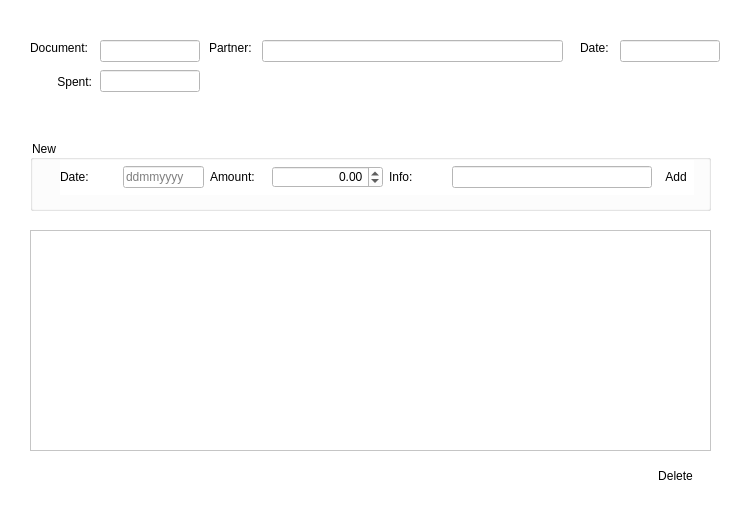
The window that uis/expenses_form.ui (andrei219/euromedia) describes before a commit, drawn with Qt 5.
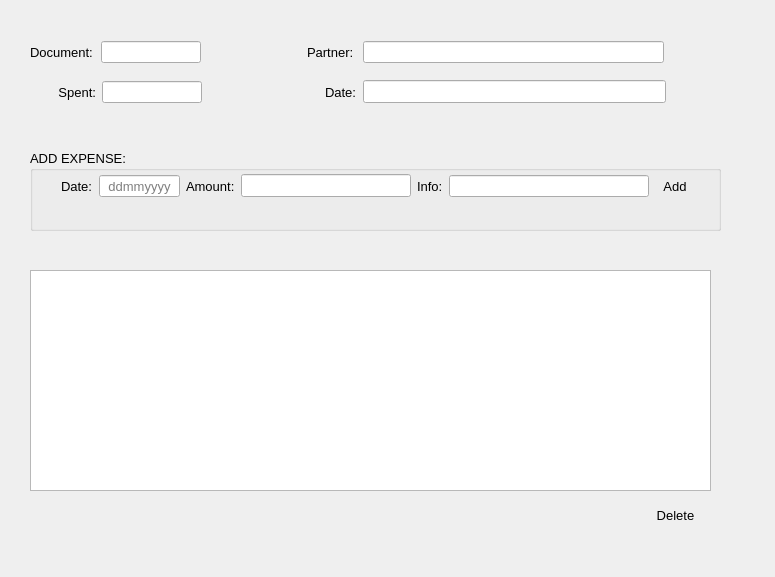
The same window after the commit. Icons and pictures are not drawn.

The edit to the form file:
```diff
--- a/uis/expenses_form.ui
+++ b/uis/expenses_form.ui
@@ -6,21 +6,18 @@
    <rect>
     <x>0</x>
     <y>0</y>
-    <width>744</width>
-    <height>514</height>
+    <width>775</width>
+    <height>577</height>
    </rect>
   </property>
-  <property name="minimumSize">
-   <size>
-    <width>744</width>
-    <height>514</height>
-   </size>
-  </property>
-  <property name="maximumSize">
-   <size>
-    <width>744</width>
-    <height>514</height>
-   </size>
+  <property name="font">
+   <font>
+    <family>MS Shell Dlg</family>
+    <pointsize>10</pointsize>
+    <weight>50</weight>
+    <italic>false</italic>
+    <bold>false</bold>
+   </font>
   </property>
   <property name="windowTitle">
    <string>Expenses</string>
@@ -30,14 +27,13 @@
     <normaloff>:/expense</normaloff>:/expense</iconset>
   </property>
   <property name="styleSheet">
-   <string notr="true">background: white;
-font: 8pt &quot;Verdana&quot;;</string>
+   <string notr="true">font: 10pt &quot;MS Shell Dlg&quot;; </string>
   </property>
   <widget class="QTableView" name="view">
    <property name="geometry">
     <rect>
      <x>30</x>
-     <y>230</y>
+     <y>270</y>
      <width>681</width>
      <height>221</height>
     </rect>
@@ -47,7 +43,7 @@
    <property name="geometry">
     <rect>
      <x>640</x>
-     <y>460</y>
+     <y>500</y>
      <width>71</width>
      <height>31</height>
     </rect>
@@ -56,7 +52,7 @@
     <enum>Qt::LeftToRight</enum>
    </property>
    <property name="styleSheet">
-    <string notr="true">background: white;</string>
+    <string notr="true"/>
    </property>
    <property name="text">
     <string>Delete</string>
@@ -76,32 +72,32 @@
    <property name="geometry">
     <rect>
      <x>30</x>
-     <y>140</y>
-     <width>681</width>
-     <height>71</height>
+     <y>150</y>
+     <width>691</width>
+     <height>81</height>
     </rect>
    </property>
    <property name="title">
-    <string>New</string>
+    <string>ADD EXPENSE:</string>
    </property>
-   <widget class="QWidget" name="layoutWidget">
+   <widget class="QWidget" name="">
     <property name="geometry">
      <rect>
-      <x>30</x>
+      <x>31</x>
       <y>20</y>
       <width>634</width>
-      <height>35</height>
+      <height>32</height>
      </rect>
     </property>
-    <layout class="QGridLayout" name="gridLayout">
-     <item row="0" column="0">
+    <layout class="QHBoxLayout" name="horizontalLayout_5">
+     <item>
       <widget class="QLabel" name="label">
        <property name="text">
         <string>Date:</string>
        </property>
       </widget>
      </item>
-     <item row="0" column="1">
+     <item>
       <widget class="QLineEdit" name="date_line_edit">
        <property name="minimumSize">
         <size>
@@ -115,54 +111,36 @@
          <height>22</height>
         </size>
        </property>
+       <property name="alignment">
+        <set>Qt::AlignCenter</set>
+       </property>
        <property name="placeholderText">
         <string>ddmmyyyy</string>
        </property>
       </widget>
      </item>
-     <item row="0" column="2">
+     <item>
       <widget class="QLabel" name="label_6">
        <property name="text">
         <string>Amount:</string>
        </property>
       </widget>
      </item>
-     <item row="0" column="3">
-      <widget class="QDoubleSpinBox" name="amount_spin_box">
-       <property name="minimumSize">
-        <size>
-         <width>111</width>
-         <height>22</height>
-        </size>
-       </property>
-       <property name="maximumSize">
-        <size>
-         <width>111</width>
-         <height>22</height>
-        </size>
-       </property>
+     <item>
+      <widget class="QLineEdit" name="amount">
        <property name="alignment">
-        <set>Qt::AlignRight|Qt::AlignTrailing|Qt::AlignVCenter</set>
-       </property>
-       <property name="decimals">
-        <number>2</number>
-       </property>
-       <property name="minimum">
-        <double>-99999999999.000000000000000</double>
-       </property>
-       <property name="maximum">
-        <double>99999999999.000000000000000</double>
+        <set>Qt::AlignCenter</set>
        </property>
       </widget>
      </item>
-     <item row="0" column="4">
+     <item>
       <widget class="QLabel" name="label_7">
        <property name="text">
         <string>Info:</string>
        </property>
       </widget>
      </item>
-     <item row="0" column="5">
+     <item>
       <widget class="QLineEdit" name="info_lineedit">
        <property name="minimumSize">
         <size>
@@ -176,12 +154,15 @@
          <height>22</height>
         </size>
        </property>
+       <property name="alignment">
+        <set>Qt::AlignCenter</set>
+       </property>
       </widget>
      </item>
-     <item row="0" column="6">
+     <item>
       <widget class="QToolButton" name="add_button">
        <property name="styleSheet">
-        <string notr="true">background:white;</string>
+        <string notr="true"/>
        </property>
        <property name="text">
         <string>Add</string>
@@ -207,72 +188,28 @@
     </layout>
    </widget>
   </widget>
-  <widget class="QLabel" name="label_3">
+  <widget class="QWidget" name="">
    <property name="geometry">
     <rect>
-     <x>580</x>
+     <x>307</x>
      <y>40</y>
-     <width>32</width>
-     <height>16</height>
+     <width>357</width>
+     <height>24</height>
     </rect>
    </property>
-   <property name="text">
-    <string>Date:</string>
-   </property>
-  </widget>
-  <widget class="QLineEdit" name="document_date_line_edit">
-   <property name="enabled">
-    <bool>true</bool>
-   </property>
-   <property name="geometry">
-    <rect>
-     <x>620</x>
-     <y>40</y>
-     <width>100</width>
-     <height>22</height>
-    </rect>
-   </property>
-   <property name="minimumSize">
-    <size>
-     <width>100</width>
-     <height>22</height>
-    </size>
-   </property>
-   <property name="maximumSize">
-    <size>
-     <width>100</width>
-     <height>22</height>
-    </size>
-   </property>
-   <property name="readOnly">
-    <bool>true</bool>
-   </property>
-  </widget>
+   <layout class="QHBoxLayout" name="horizontalLayout">
+    <item>
   <widget class="QLabel" name="label_1">
-   <property name="geometry">
-    <rect>
-     <x>209</x>
-     <y>40</y>
-     <width>47</width>
-     <height>16</height>
-    </rect>
-   </property>
    <property name="text">
     <string>Partner:</string>
    </property>
   </widget>
+    </item>
+    <item>
   <widget class="QLineEdit" name="partner_line_edit">
    <property name="enabled">
     <bool>true</bool>
    </property>
-   <property name="geometry">
-    <rect>
-     <x>262</x>
-     <y>40</y>
-     <width>301</width>
-     <height>22</height>
-    </rect>
-   </property>
    <property name="minimumSize">
     <size>
      <width>301</width>
@@ -288,22 +225,76 @@
    <property name="mouseTracking">
     <bool>true</bool>
    </property>
+      <property name="alignment">
+       <set>Qt::AlignCenter</set>
+      </property>
    <property name="readOnly">
     <bool>true</bool>
    </property>
   </widget>
+    </item>
+   </layout>
+  </widget>
+  <widget class="QWidget" name="">
+   <property name="geometry">
+    <rect>
+     <x>325</x>
+     <y>80</y>
+     <width>341</width>
+     <height>24</height>
+    </rect>
+   </property>
+   <layout class="QHBoxLayout" name="horizontalLayout_2">
+    <item>
+     <widget class="QLabel" name="label_3">
+      <property name="text">
+       <string>Date:</string>
+      </property>
+     </widget>
+    </item>
+    <item>
+     <widget class="QLineEdit" name="document_date_line_edit">
+      <property name="enabled">
+       <bool>true</bool>
+      </property>
+      <property name="minimumSize">
+       <size>
+        <width>301</width>
+        <height>22</height>
+       </size>
+      </property>
+      <property name="alignment">
+       <set>Qt::AlignCenter</set>
+      </property>
+      <property name="readOnly">
+       <bool>true</bool>
+      </property>
+     </widget>
+    </item>
+   </layout>
+  </widget>
+  <widget class="QWidget" name="">
+   <property name="geometry">
+    <rect>
+     <x>30</x>
+     <y>40</y>
+     <width>171</width>
+     <height>24</height>
+    </rect>
+   </property>
+   <layout class="QHBoxLayout" name="horizontalLayout_3">
+    <item>
+     <widget class="QLabel" name="label_2">
+      <property name="text">
+       <string>Document:</string>
+      </property>
+     </widget>
+    </item>
+    <item>
   <widget class="QLineEdit" name="document_line_edit">
    <property name="enabled">
     <bool>true</bool>
    </property>
-   <property name="geometry">
-    <rect>
-     <x>100</x>
-     <y>40</y>
-     <width>100</width>
-     <height>22</height>
-    </rect>
-   </property>
    <property name="minimumSize">
     <size>
      <width>100</width>
@@ -322,6 +313,9 @@
    <property name="frame">
     <bool>true</bool>
    </property>
+      <property name="alignment">
+       <set>Qt::AlignCenter</set>
+      </property>
    <property name="readOnly">
     <bool>true</bool>
    </property>
@@ -332,28 +326,21 @@
     <bool>false</bool>
    </property>
   </widget>
-  <widget class="QLabel" name="label_2">
+    </item>
+   </layout>
+  </widget>
+  <widget class="QWidget" name="">
    <property name="geometry">
     <rect>
-     <x>30</x>
-     <y>40</y>
-     <width>63</width>
-     <height>16</height>
+     <x>55</x>
+     <y>80</y>
+     <width>147</width>
+     <height>24</height>
     </rect>
    </property>
-   <property name="text">
-    <string>Document:</string>
-   </property>
-  </widget>
+   <layout class="QHBoxLayout" name="horizontalLayout_4">
+    <item>
   <widget class="QLabel" name="label_4">
-   <property name="geometry">
-    <rect>
-     <x>41</x>
-     <y>72</y>
-     <width>51</width>
-     <height>20</height>
-    </rect>
-   </property>
    <property name="text">
     <string>Spent:</string>
    </property>
@@ -361,15 +348,9 @@
     <set>Qt::AlignRight|Qt::AlignTrailing|Qt::AlignVCenter</set>
    </property>
   </widget>
+    </item>
+    <item>
   <widget class="QLineEdit" name="spent_line_edit">
-   <property name="geometry">
-    <rect>
-     <x>100</x>
-     <y>70</y>
-     <width>100</width>
-     <height>22</height>
-    </rect>
-   </property>
    <property name="minimumSize">
     <size>
      <width>100</width>
@@ -383,11 +364,14 @@
     </size>
    </property>
    <property name="alignment">
-    <set>Qt::AlignRight|Qt::AlignTrailing|Qt::AlignVCenter</set>
+       <set>Qt::AlignCenter</set>
    </property>
    <property name="readOnly">
     <bool>true</bool>
    </property>
+     </widget>
+    </item>
+   </layout>
   </widget>
  </widget>
  <tabstops>
```
Left out of the diff: 4 changed lines with no effect on the pictures. Lines whose indentation alone changed are shown as unchanged.
